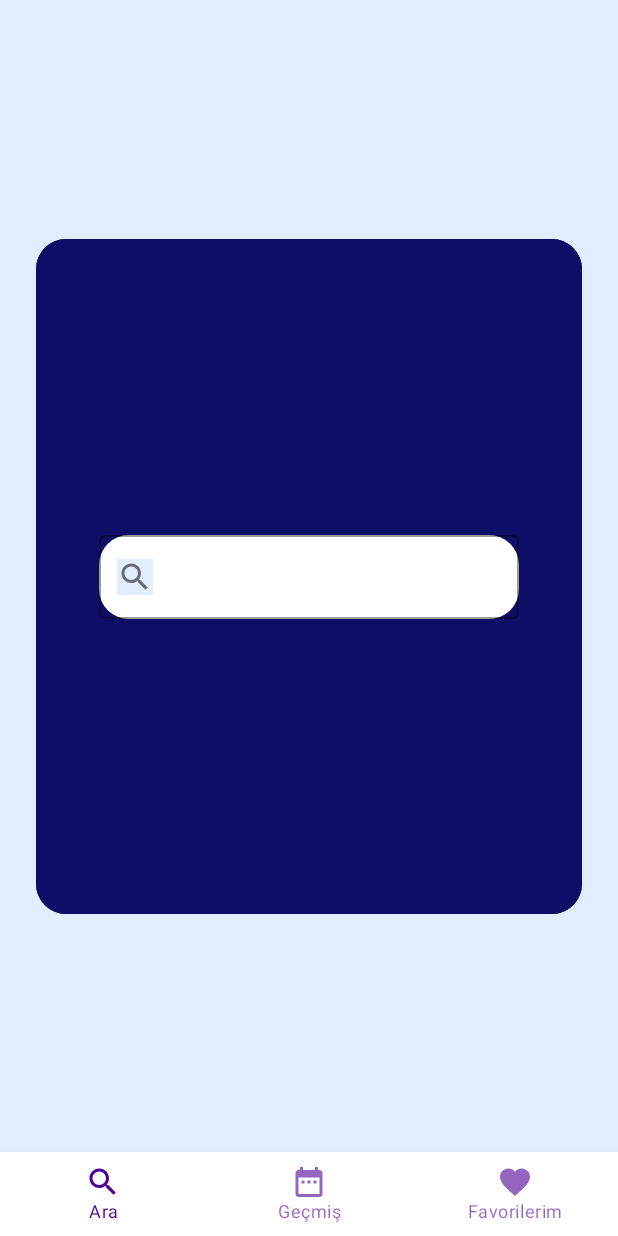
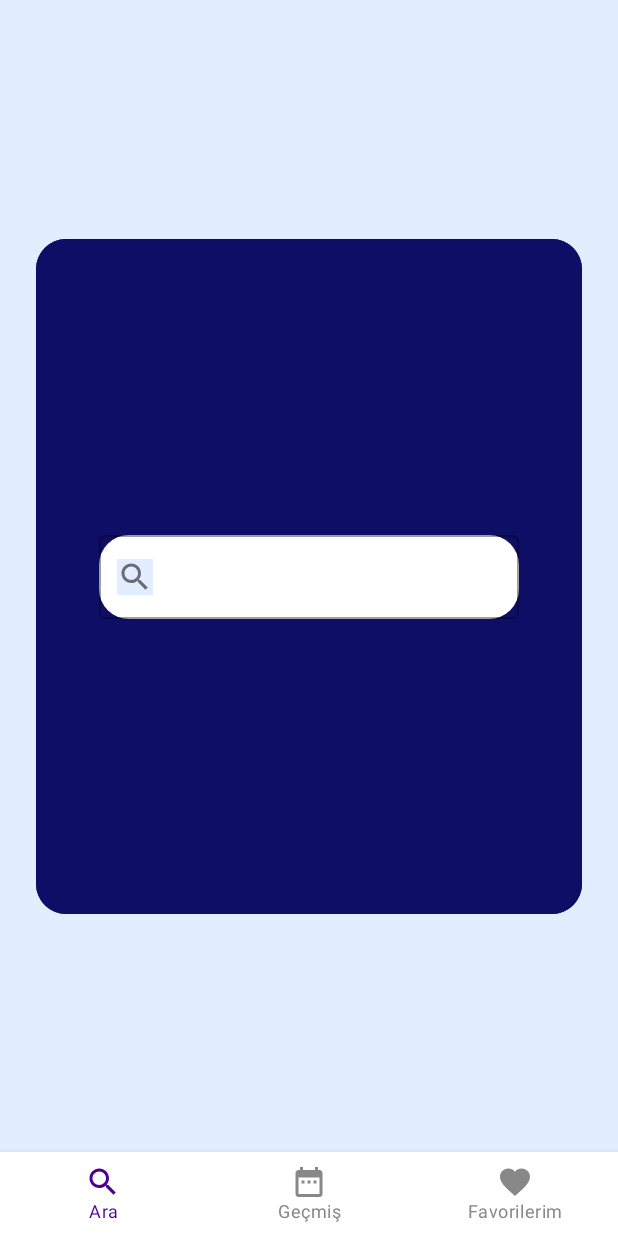
Before and after one commit to altaysoprano/TDKSozluk, an Android app built with Jetpack Compose: the screen it shows after launch (MainActivity), on a phone screen of 412 x 824 dp. Run offline under Robolectric (Android 15) with nearby library versions, the phone set to English and light mode, and no system bars.

Commit message:
navigation ve bottom bar işleri bitti

```diff
--- a/app/src/main/java/com/example/tdksozluk/MainActivity.kt
+++ b/app/src/main/java/com/example/tdksozluk/MainActivity.kt
@@ -56,9 +56,7 @@ class MainActivity : ComponentActivity() {
 
 sealed class Screen(val route: String, @StringRes val resourceId: Int) {
     object Search : Screen("search", R.string.search)
-
     object History : Screen("history", R.string.history)
-
     object Favorites : Screen("favorites", R.string.favorites)
 }
 
@@ -76,17 +74,30 @@ fun mainActivityComposable() {
             BottomNavigation(
                 contentColor = Color(79, 0, 148),
                 backgroundColor = Color.White,
-                ) {
+            ) {
                 val navBackStackEntry by navController.currentBackStackEntryAsState()
                 val currentDestination = navBackStackEntry?.destination
                 items.forEach { screen ->
                     BottomNavigationItem(
-                        icon = { Icon(imageVector = when {
-                            screen.resourceId == R.string.search -> Icons.Filled.Search
-                            screen.resourceId == R.string.history -> Icons.Filled.DateRange
-                            screen.resourceId == R.string.favorites -> Icons.Filled.Favorite
-                            else -> Icons.Filled.Check}, contentDescription = null) },
-                        label = { Text(stringResource(screen.resourceId)) },
+                        icon = {
+                            Icon(
+                                imageVector = when {
+                                    screen.resourceId == R.string.search -> Icons.Filled.Search
+                                    screen.resourceId == R.string.history -> Icons.Filled.DateRange
+                                    screen.resourceId == R.string.favorites -> Icons.Filled.Favorite
+                                    else -> Icons.Filled.Check
+                                }, contentDescription = null,
+                                tint = when {
+                                    currentDestination?.hierarchy?.any { it.route == screen.route } == true -> Color(79, 0, 148)
+                                    else -> Color.Gray
+                                }
+                            )
+                        },
+                        label = { Text(stringResource(screen.resourceId),
+                            color = when {
+                                currentDestination?.hierarchy?.any { it.route == screen.route } == true -> Color(79, 0, 148)
+                                else -> Color.Gray
+                        }) },
                         selected = currentDestination?.hierarchy?.any { it.route == screen.route } == true,
                         onClick = {
                             navController.navigate(screen.route) {
@@ -114,8 +125,8 @@ fun mainActivityComposable() {
             Modifier.padding(innerPadding)
         ) {
             composable(Screen.Search.route) { SearchComposable() }
-            composable(Screen.History.route) { History() }
-            composable(Screen.Favorites.route) { Favorites() }
+            composable(Screen.History.route) { HistoryComposable() }
+            composable(Screen.Favorites.route) { FavoritesComposable() }
         }
     }
 }
@@ -198,19 +209,18 @@ fun Search() {
             focusedBorderColor = Color(0x00000000),
             textColor = Color(red = 171, green = 171, blue = 171)
         )
-
     )
 }
 
 @Composable
-fun History() {
+fun HistoryComposable() {
     Column(modifier = Modifier.padding(16.dp)) {
         Text(text = "History Fragment")
     }
 }
 
 @Composable
-fun Favorites() {
+fun FavoritesComposable() {
     Column(modifier = Modifier.padding(16.dp)) {
         Text(text = "Favorites Fragment")
     }
```
Also changed, not shown: app/src/main/java/com/example/tdksozluk/SearchFragment.kt (+0 -46 lines).
